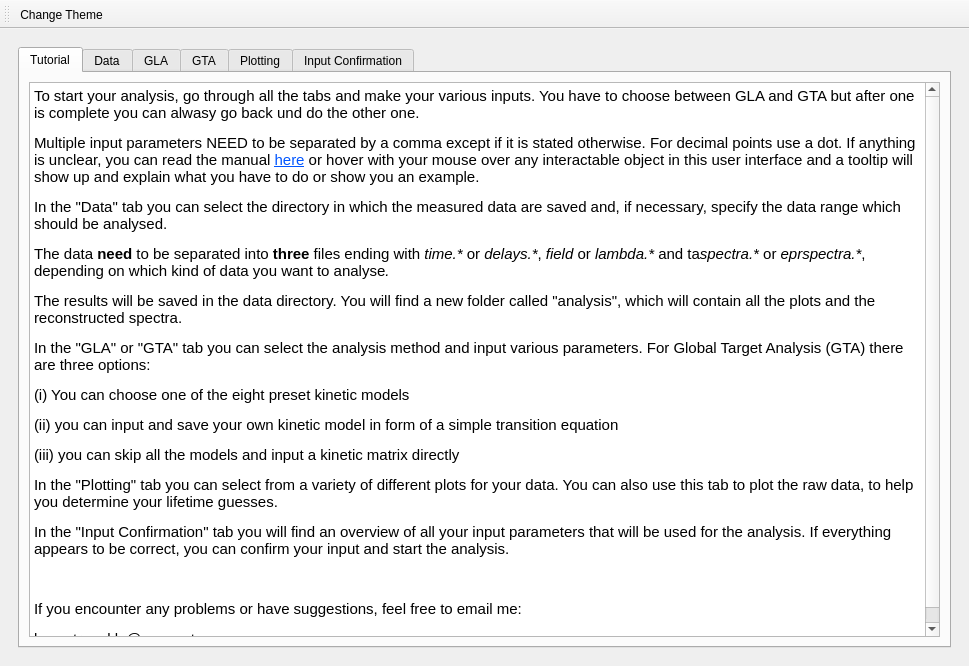
Old version of the form gui_with_eprver2.ui in the repository 4-DMAPandSadness/EfsTA.
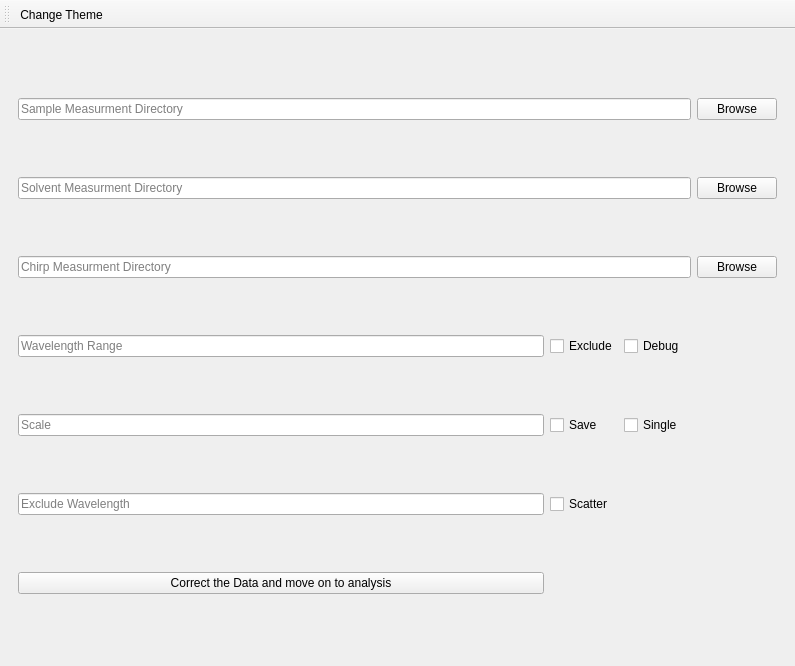
New version of the form. Icons and pictures are not drawn.

Commit message: Chirp correction almost ready. Changed some UI elements. Data import now through separate class so that other importers may be added.

```diff
--- a/gui_with_eprver2.ui
+++ b/gui_with_eprver2.ui
@@ -9,7 +9,7 @@
    <rect>
     <x>0</x>
     <y>0</y>
-    <width>969</width>
+    <width>795</width>
     <height>666</height>
    </rect>
   </property>
@@ -18,7 +18,7 @@
   </property>
   <widget class="QWidget" name="centralwidget">
    <layout class="QGridLayout" name="gridLayout_7">
-    <item row="0" column="1">
+    <item row="0" column="0">
      <widget class="QStackedWidget" name="UI_stack">
       <property name="currentIndex">
        <number>2</number>
@@ -76,6 +76,124 @@
         </item>
        </layout>
       </widget>
+      <widget class="QWidget" name="Chirp">
+       <layout class="QGridLayout" name="gridLayout_22">
+        <item row="1" column="4">
+         <widget class="QPushButton" name="Chirp_Browse_Solvent">
+          <property name="text">
+           <string>Browse</string>
+          </property>
+         </widget>
+        </item>
+        <item row="0" column="0" colspan="4">
+         <widget class="QLineEdit" name="Chirp_Sample_Dir">
+          <property name="text">
+           <string/>
+          </property>
+          <property name="placeholderText">
+           <string>Sample Measurment Directory</string>
+          </property>
+         </widget>
+        </item>
+        <item row="3" column="2">
+         <widget class="QCheckBox" name="Chirp_Debug">
+          <property name="text">
+           <string>Debug</string>
+          </property>
+         </widget>
+        </item>
+        <item row="4" column="2">
+         <widget class="QCheckBox" name="Chirp_Single">
+          <property name="text">
+           <string>Single</string>
+          </property>
+         </widget>
+        </item>
+        <item row="3" column="1">
+         <widget class="QCheckBox" name="Chirp_Exclude">
+          <property name="text">
+           <string>Exclude</string>
+          </property>
+         </widget>
+        </item>
+        <item row="4" column="1">
+         <widget class="QCheckBox" name="Chirp_Save">
+          <property name="text">
+           <string>Save</string>
+          </property>
+         </widget>
+        </item>
+        <item row="3" column="0">
+         <widget class="QLineEdit" name="Chirp_Wave_Range">
+          <property name="placeholderText">
+           <string>Wavelength Range</string>
+          </property>
+         </widget>
+        </item>
+        <item row="5" column="1">
+         <widget class="QCheckBox" name="Chirp_Scatter">
+          <property name="text">
+           <string>Scatter</string>
+          </property>
+         </widget>
+        </item>
+        <item row="4" column="0">
+         <widget class="QLineEdit" name="Chirp_Scale">
+          <property name="placeholderText">
+           <string>Scale</string>
+          </property>
+         </widget>
+        </item>
+        <item row="5" column="0">
+         <widget class="QLineEdit" name="Chirp_Exclude_Wave">
+          <property name="text">
+           <string/>
+          </property>
+          <property name="placeholderText">
+           <string>Exclude Wavelength</string>
+          </property>
+         </widget>
+        </item>
+        <item row="1" column="0" colspan="4">
+         <widget class="QLineEdit" name="Chirp_Solvent_Dir">
+          <property name="placeholderText">
+           <string>Solvent Measurment Directory</string>
+          </property>
+         </widget>
+        </item>
+        <item row="2" column="0" colspan="4">
+         <widget class="QLineEdit" name="Chirp_Chirp_Dir">
+          <property name="text">
+           <string/>
+          </property>
+          <property name="placeholderText">
+           <string>Chirp Measurment Directory</string>
+          </property>
+         </widget>
+        </item>
+        <item row="0" column="4">
+         <widget class="QPushButton" name="Chirp_Browse_Sample">
+          <property name="text">
+           <string>Browse</string>
+          </property>
+         </widget>
+        </item>
+        <item row="2" column="4">
+         <widget class="QPushButton" name="Chirp_Browse_Chirp">
+          <property name="text">
+           <string>Browse</string>
+          </property>
+         </widget>
+        </item>
+        <item row="6" column="0">
+         <widget class="QPushButton" name="Chirp_Done">
+          <property name="text">
+           <string>Correct the Data and move on to analysis</string>
+          </property>
+         </widget>
+        </item>
+       </layout>
+      </widget>
       <widget class="QWidget" name="Analysis">
        <layout class="QGridLayout" name="gridLayout_18">
         <item row="0" column="0">
```
The commit also changes 4 other files.
